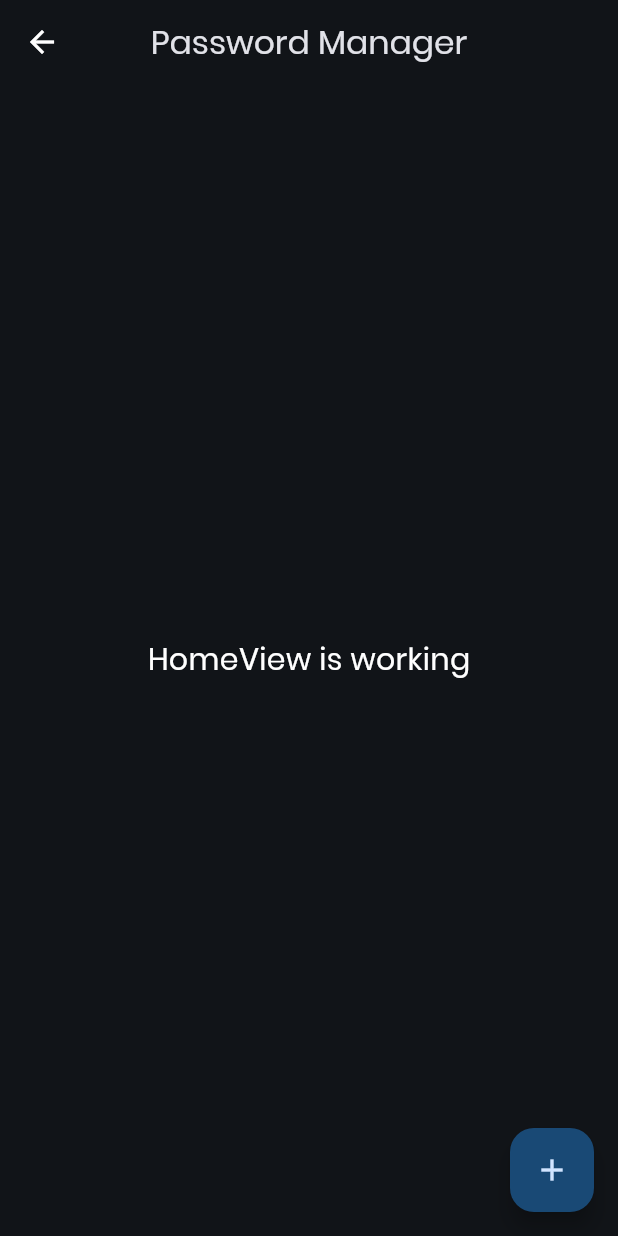
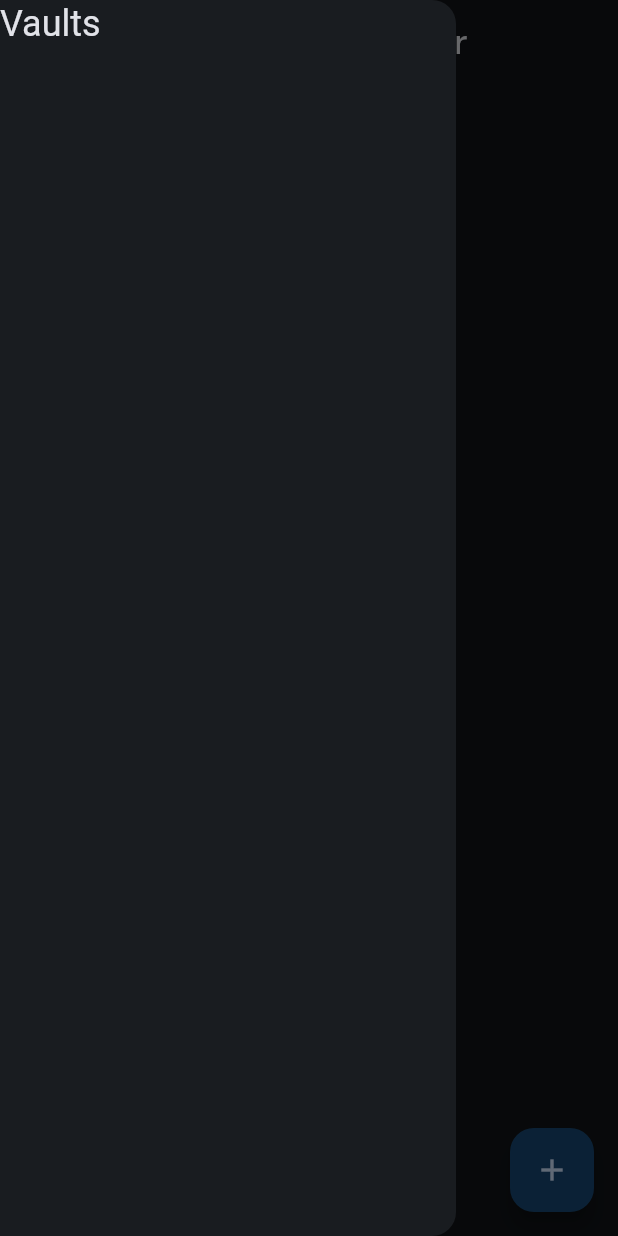
Before and after one commit to pratikPSB/password_manager, a Flutter app: the HomeView screen opened by its route, with the side drawer open (before the commit the screen has no drawer), on a phone screen of 412 x 824 dp. Run offline on Flutter 3.47's test engine with Material 3 defaults, Android fonts, the phone set to English and light mode, and no system bars; our stand-ins replace auto_size_text, flutter_native_splash, flutter_profile_picture, get, objectbox, shared_preferences and 1 more; accounts and stored records are empty; generated files the repository leaves out were written again.

Commit message:
stream builder implemented for credentials & vaults. (vault SB has some error)

```diff
--- a/lib/app/modules/home/generate_credentials/generate_credentials_controller.dart
+++ b/lib/app/modules/home/generate_credentials/generate_credentials_controller.dart
@@ -100,6 +100,7 @@ class GenerateCredentialsController extends GetxController {
         createdAt: DateTime.now(),
         updatedAt: DateTime.now(),
       ));
+      Get.back();
     }
   }
 
--- a/lib/app/modules/home/home_controller.dart
+++ b/lib/app/modules/home/home_controller.dart
@@ -1,3 +1,15 @@
+import 'package:flutter/cupertino.dart';
 import 'package:get/get.dart';
 
-class HomeController extends GetxController {}
+import '../../../main.dart';
+
+class HomeController extends GetxController {
+  final streamVaultKey = GlobalKey<FormState>();
+  final streamCredentialsKey = GlobalKey<FormState>();
+
+  final streamVault = objectBox.getVaults();
+  final streamCredentials = objectBox.getCredentials();
+
+  final lvbVaultKey = const PageStorageKey("keep vault alive");
+  final lvbCredentialsKey = const PageStorageKey("keep credentials alive");
+}
--- a/lib/app/modules/home/home_view.dart
+++ b/lib/app/modules/home/home_view.dart
@@ -1,15 +1,55 @@
 import 'package:flutter/material.dart';
+import 'package:flutter_profile_picture/flutter_profile_picture.dart';
 import 'package:get/get.dart';
+import 'package:password_manager/app/data/db/VaultModel.dart';
 import 'package:password_manager/app/data/utils/extensions.dart';
 import 'package:password_manager/app/data/utils/go.dart';
 import 'package:password_manager/app/routes/app_pages.dart';
 
+import '../../data/db/CredentialsModel.dart';
 import '../../data/resources/size_config.dart';
 import 'generate_password_bottom_sheet/generate_password_bottom_sheet_view.dart';
 import 'home_controller.dart';
 
 class HomeView extends GetView<HomeController> {
-  const HomeView({super.key});
+  HomeView({super.key});
+
+  late final StreamBuilder<List<VaultModel>> streamBuilder = StreamBuilder<List<VaultModel>>(
+    key: controller.streamVaultKey,
+    stream: controller.streamVault,
+    builder: (context, snapshot) {
+      if (snapshot.hasError) {
+        return Text('Error: ${snapshot.error}');
+      }
+      return SliverList.builder(
+        key: controller.lvbVaultKey,
+        itemCount: snapshot.hasData ? snapshot.data?.length : 0,
+        itemBuilder: (context, index) {
+          return ListTile(
+            contentPadding: const EdgeInsetsDirectional.only(start: 10),
+            leading: ProfilePicture(
+                name: snapshot.data![index].name!,
+                radius: 30,
+                fontsize: Get.textTheme.bodyLarge!.fontSize!),
+            trailing: IconButton(
+                iconSize: 24,
+                onPressed: () {},
+                icon: const Icon(Icons.more_vert_rounded)),
+            horizontalTitleGap: 10,
+            minVerticalPadding: 10,
+            title: Text(
+              "${snapshot.data?[index].name}",
+              maxLines: 1,
+              overflow: TextOverflow.ellipsis,
+            ),
+            subtitle: Text("${snapshot.data?[index].name}",
+                maxLines: 2, overflow: TextOverflow.ellipsis),
+            onTap: () {},
+          );
+        },
+      );
+    },
+  );
 
   @override
   Widget build(BuildContext context) {
@@ -18,6 +58,22 @@ class HomeView extends GetView<HomeController> {
         title: const Text('Password Manager'),
         centerTitle: true,
       ),
+      drawer: Drawer(
+        child: SafeArea(
+          child: CustomScrollView(
+            slivers: [
+              SliverToBoxAdapter(
+                child: Text(
+                  "Vaults",
+                  style: Get.textTheme.headlineSmall,
+                ),
+              ),
+              streamBuilder,
+            ],
+          ),
+        ),
+      ),
+      drawerEnableOpenDragGesture: true,
       floatingActionButton: FloatingActionButton(
         onPressed: () {
           performHapticFeedback();
@@ -26,10 +82,36 @@ class HomeView extends GetView<HomeController> {
         tooltip: "Add password",
         child: const Icon(Icons.add),
       ),
-      body: const Center(
-        child: Text(
-          'HomeView is working',
-          style: TextStyle(fontSize: 20),
+      body: StreamBuilder<List<CredentialsModel>>(
+        stream: controller.streamCredentials,
+        builder: (context, snapshot) => ListView.builder(
+          key: controller.lvbCredentialsKey,
+          itemCount: snapshot.hasData ? snapshot.data?.length : 0,
+          itemBuilder: (context, index) {
+            return ListTile(
+              contentPadding: const EdgeInsetsDirectional.only(start: 10),
+              leading: ProfilePicture(
+                  name: snapshot.data![index].name!,
+                  radius: 30,
+                  fontsize: Get.textTheme.bodyLarge!.fontSize!),
+              trailing: IconButton(
+                  iconSize: 24, onPressed: () {}, icon: const Icon(Icons.more_vert_rounded)),
+              horizontalTitleGap: 10,
+              minVerticalPadding: 10,
+              title: Expanded(
+                child: Text(
+                  "${snapshot.data?[index].name}",
+                  maxLines: 1,
+                  overflow: TextOverflow.ellipsis,
+                ),
+              ),
+              subtitle: Expanded(
+                child: Text("${snapshot.data?[index].email}",
+                    maxLines: 2, overflow: TextOverflow.ellipsis),
+              ),
+              onTap: () {},
+            );
+          },
         ),
       ),
     );
--- a/lib/app/routes/app_pages.dart
+++ b/lib/app/routes/app_pages.dart
@@ -25,7 +25,7 @@ class AppPages {
   static final routes = [
     GetPage(
       name: _Paths.HOME,
-      page: () => const HomeView(),
+      page: () => HomeView(),
       binding: HomeBinding(),
       transition: Transition.rightToLeft,
       children: [
--- a/pubspec.yaml
+++ b/pubspec.yaml
@@ -31,6 +31,9 @@ dependencies:
 
   # auto size text view
   auto_size_text: ^3.0.0
+
+#  flutter profile picture
+  flutter_profile_picture: ^2.0.0
 
 dev_dependencies:
   analyzer: ^6.4.1
```
Also changed, not shown: pubspec.lock.
